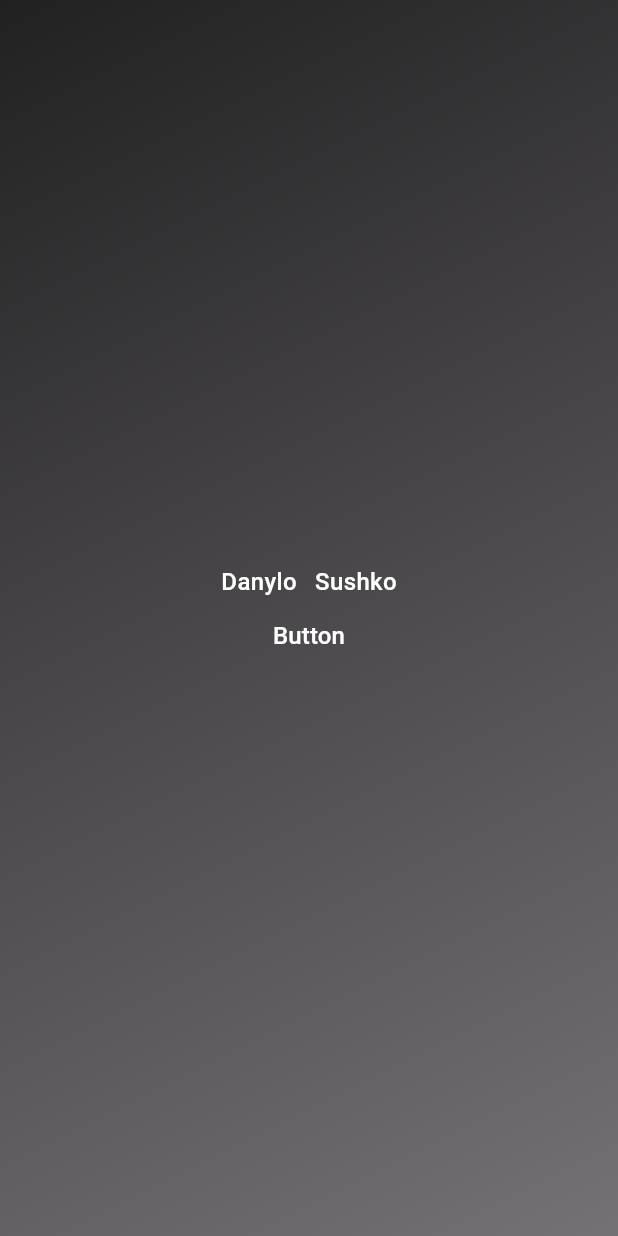
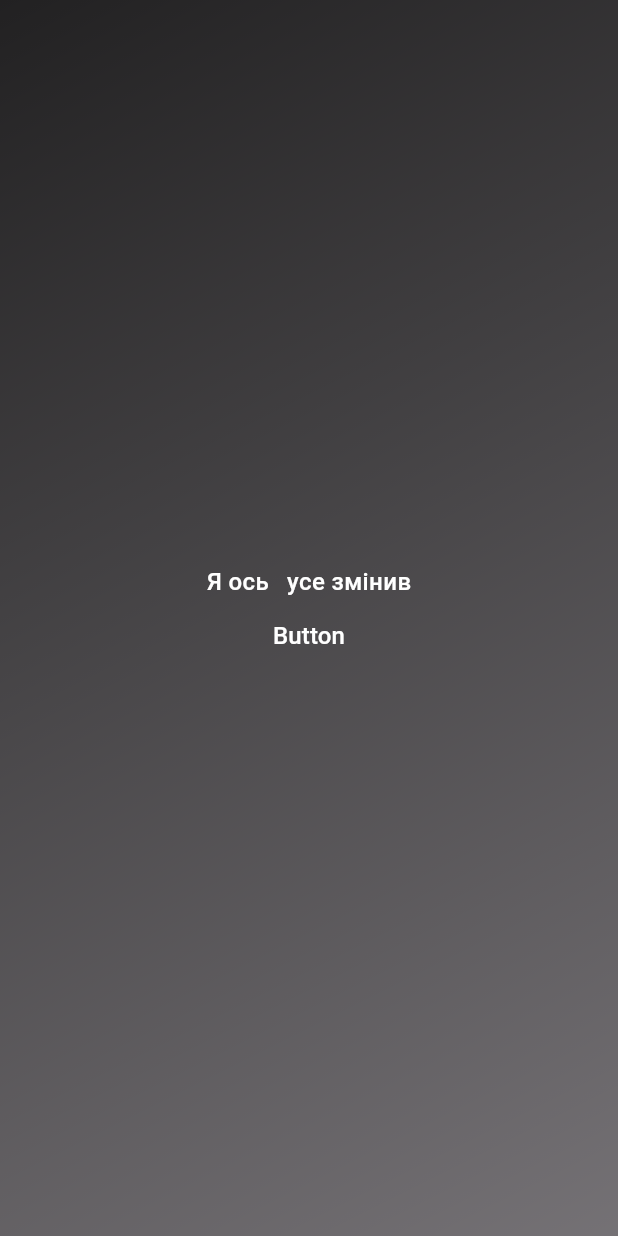
Before and after one commit to DanyloSus/first_app, a Flutter app: the screen it shows after launch, after a tap on "Button", on a phone screen of 412 x 824 dp. Run offline on Flutter 3.47's test engine with Material 3 defaults, Android fonts, the phone set to English and light mode, and no system bars.

Commit message:
Add little longer lists of texts

```diff
--- a/lib/content.dart
+++ b/lib/content.dart
@@ -15,7 +15,10 @@ class Content extends StatefulWidget {
 }
 
 class _ContentState extends State<Content> {
-  Texts texts = Texts(["Danylo", "Empat", "#0056B9", "Я", "У мене"], ["Sushko", "Tech", "#FFD800", "Вася Пупкін", "все вийшло"]);
+  Texts texts = Texts(
+    ["Danylo", "Empat", "#0056B9", "Я", "Я ось", "У мене"],
+    ["Sushko", "Tech", "#FFD800", "Вася Пупкін", "усе змінив", "все вийшло"]
+  );
 
   void _updateStep() {
     setState(() {
```
